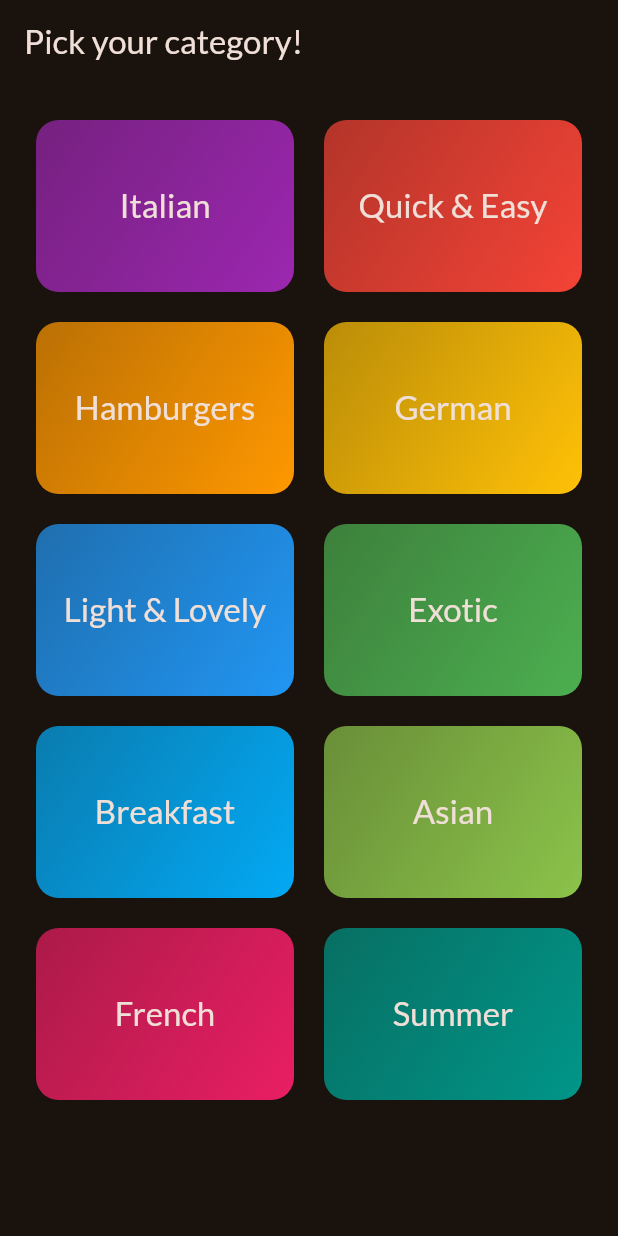
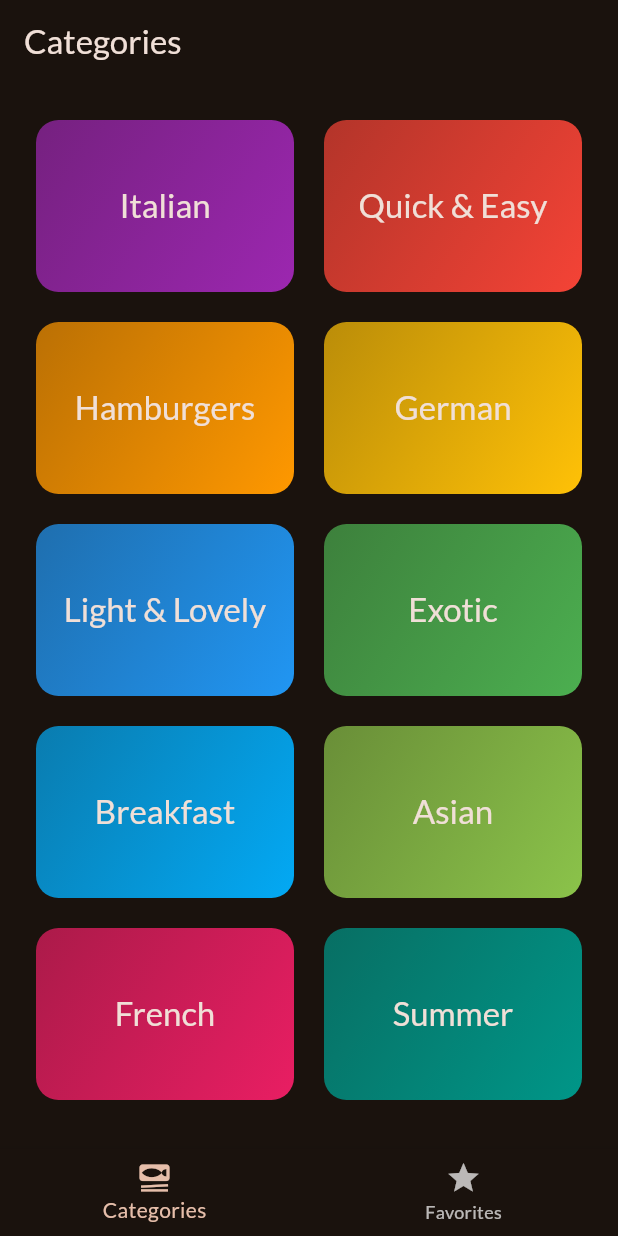
Before and after one commit to sibeux/flutter_mobile, a Flutter app: the screen it shows after launch, on a phone screen of 412 x 824 dp. Run offline on Flutter 3.47's test engine with Material 3 defaults, Android fonts, the phone set to English and light mode, and no system bars; our stand-ins replace google_fonts, transparent_image.

Commit message:
Refactor screens and add TabsScreen

```diff
--- a/lib/udemy_max/meal_app/meal_app_main.dart
+++ b/lib/udemy_max/meal_app/meal_app_main.dart
@@ -4,6 +4,7 @@ import 'package:flutter/material.dart';
 import 'package:flutter_mobile/udemy_max/meal_app/data/dummy_data.dart';
 import 'package:flutter_mobile/udemy_max/meal_app/screens/categories.dart';
 import 'package:flutter_mobile/udemy_max/meal_app/screens/meals.dart';
+import 'package:flutter_mobile/udemy_max/meal_app/screens/tabs.dart';
 
 import 'package:google_fonts/google_fonts.dart';
 
@@ -23,7 +24,7 @@ class MainMealApp extends StatelessWidget {
   Widget build(BuildContext context) {
     return MaterialApp(
       theme: theme,
-      home: const CategoriesScreen(),
+      home: const TabsScreen(),
     );
   }
 }
--- a/lib/udemy_max/meal_app/screens/categories.dart
+++ b/lib/udemy_max/meal_app/screens/categories.dart
@@ -9,8 +9,9 @@ class CategoriesScreen extends StatelessWidget {
 
   void _selectCategory(
       BuildContext context, String id, String title, Category category) {
-    final filteredMeal =
-        dummyMeals.where((meal) => meal.categories.contains(category.id)).toList();
+    final filteredMeal = dummyMeals
+        .where((meal) => meal.categories.contains(category.id))
+        .toList();
 
     // pushNamed() is used to navigate to a named route
     Navigator.of(context).push(
@@ -25,11 +26,7 @@ class CategoriesScreen extends StatelessWidget {
 
   @override
   Widget build(BuildContext context) {
-    return Scaffold(
-      appBar: AppBar(
-        title: const Text('Pick your category!'),
-      ),
-      body: GridView(
+    return GridView(
       padding: const EdgeInsets.all(24),
       gridDelegate: const SliverGridDelegateWithFixedCrossAxisCount(
         crossAxisCount: 2,
@@ -47,7 +44,6 @@ class CategoriesScreen extends StatelessWidget {
             },
           ),
       ],
-      ),
     );
   }
 }
--- a/lib/udemy_max/meal_app/screens/meals.dart
+++ b/lib/udemy_max/meal_app/screens/meals.dart
@@ -4,10 +4,10 @@ import 'package:flutter_mobile/udemy_max/meal_app/screens/meal_details.dart';
 import 'package:flutter_mobile/udemy_max/meal_app/widgets/meal_item.dart';
 
 class MealsScreen extends StatelessWidget {
-  const MealsScreen({Key? key, required this.title, required this.meals})
+  const MealsScreen({Key? key, this.title, required this.meals})
       : super(key: key);
 
-  final String title;
+  final String? title;
   final List<Meal> meals;
 
   void selectMeal(BuildContext context, Meal meal) {
@@ -47,9 +47,13 @@ class MealsScreen extends StatelessWidget {
       );
     }
 
+    if (title == null) {
+      return content;
+    }
+
     return Scaffold(
       appBar: AppBar(
-        title: Text(title),
+        title: Text(title!),
       ),
       body: content,
     );
--- /dev/null
+++ b/lib/udemy_max/meal_app/screens/tabs.dart
@@ -0,0 +1,56 @@
+import 'package:flutter/material.dart';
+import 'package:flutter_mobile/udemy_max/meal_app/screens/categories.dart';
+import 'package:flutter_mobile/udemy_max/meal_app/screens/meals.dart';
+
+class TabsScreen extends StatefulWidget {
+  const TabsScreen({
+    Key? key,
+  }) : super(key: key);
+
+  @override
+  State<TabsScreen> createState() => _TabsScreenState();
+}
+
+class _TabsScreenState extends State<TabsScreen> {
+  int _selectedPageIndex = 0;
+
+  void _selectPage(int index) {
+    setState(() {
+      _selectedPageIndex = index;
+    });
+  }
+
+  @override
+  Widget build(BuildContext context) {
+    Widget activePage = const CategoriesScreen();
+    var activePageTitle = 'Categories';
+
+    if (_selectedPageIndex == 1) {
+      activePage = const MealsScreen(
+        meals: [],
+      );
+      activePageTitle = 'Your Favorites';
+    }
+
+    return Scaffold(
+      appBar: AppBar(
+        title:  Text(activePageTitle),
+      ),
+      body: activePage,
+      bottomNavigationBar: BottomNavigationBar(
+        onTap: _selectPage,
+        currentIndex: _selectedPageIndex,
+        items: const [
+          BottomNavigationBarItem(
+            icon: Icon(Icons.set_meal),
+            label: 'Categories',
+          ),
+          BottomNavigationBarItem(
+            icon: Icon(Icons.star),
+            label: 'Favorites',
+          ),
+        ],
+      ),
+    );
+  }
+}
```
Lines whose indentation alone changed are shown as unchanged.
